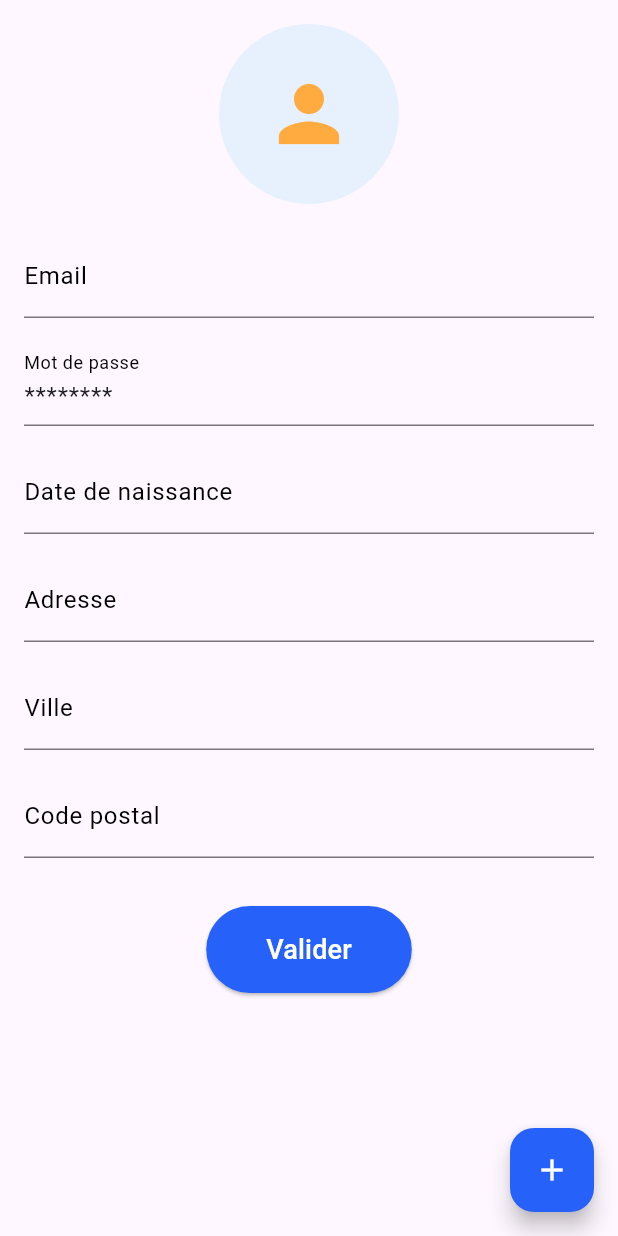
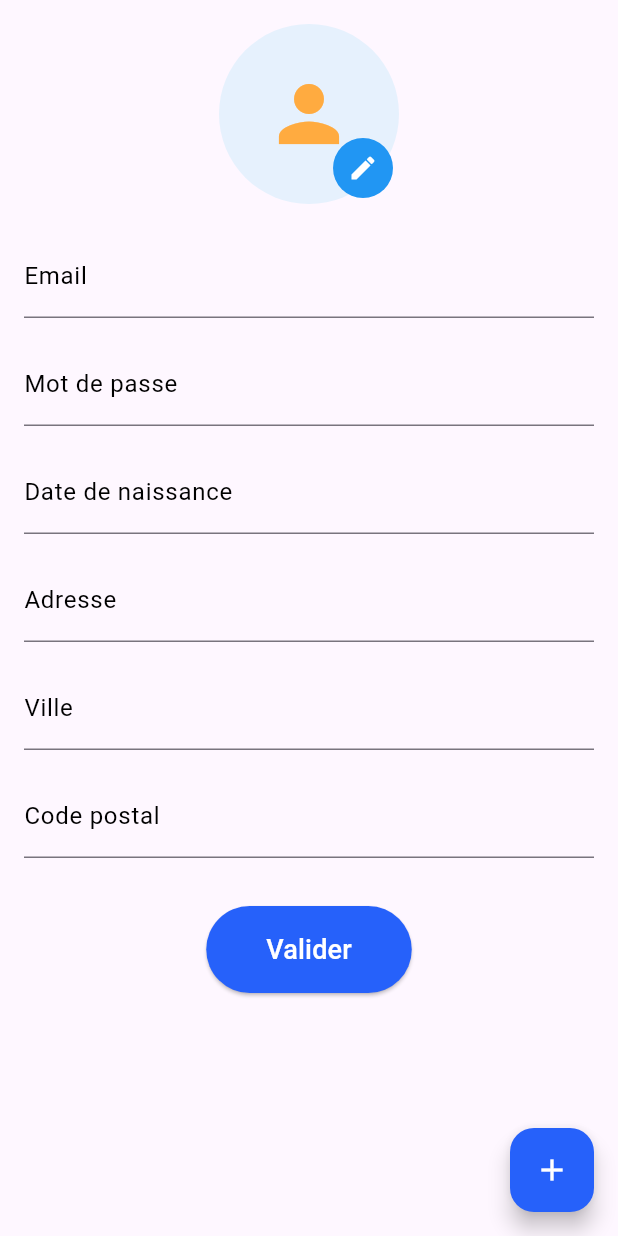
Before and after one commit to JsFn99/VetementApp, a Flutter app: the ProfileScreen screen opened by its route, on a phone screen of 412 x 824 dp. Run offline on Flutter 3.47's test engine with Material 3 defaults, Android fonts, the phone set to English and light mode, and no system bars; our stand-ins replace firebase_auth, firebase_core, firebase_database, google_fonts; missing offline and left inert: tflite_flutter; accounts and stored records are empty.

Commit message:
edit profile

```diff
--- a/lib/Screens/profil/profil.dart
+++ b/lib/Screens/profil/profil.dart
@@ -17,9 +17,11 @@ class _ProfileScreenState extends State<ProfileScreen> {
   final TextEditingController _cityController = TextEditingController();
   final TextEditingController _postalCodeController = TextEditingController();
   final TextEditingController _birthdayController = TextEditingController();
+  final TextEditingController _passwordController = TextEditingController();
 
   User? _user;
   bool _isLoading = true;
+  bool _isEditing = false;
 
   @override
   void initState() {
@@ -58,6 +60,21 @@ class _ProfileScreenState extends State<ProfileScreen> {
     }
   }
 
+  Future<void> _changePassword() async {
+    if (_user != null) {
+      try {
+        await _user!.updatePassword(_passwordController.text);
+        ScaffoldMessenger.of(context).showSnackBar(
+          const SnackBar(content: Text('Mot de passe mis à jour')),
+        );
+      } catch (e) {
+        ScaffoldMessenger.of(context).showSnackBar(
+          SnackBar(content: Text('Erreur: ${e.toString()}')),
+        );
+      }
+    }
+  }
+
   Future<void> _signOut() async {
     await _auth.signOut();
     Navigator.pushReplacementNamed(context, '/login');
@@ -77,6 +94,9 @@ class _ProfileScreenState extends State<ProfileScreen> {
         child: Column(
           crossAxisAlignment: CrossAxisAlignment.center,
           children: [
+            Stack(
+              alignment: Alignment.bottomRight,
+              children: [
                 CircleAvatar(
                   radius: 60,
                   backgroundColor: Color(0xFFE6F1FD),
@@ -85,6 +105,27 @@ class _ProfileScreenState extends State<ProfileScreen> {
                     size: 60,
                     color: Colors.orangeAccent,
                   ),
+                ),
+                Positioned(
+                  right: 0,
+                  bottom: 0,
+                  child: IconButton(
+                    style: IconButton.styleFrom(
+                      backgroundColor: Colors.blue,
+                    ),
+                    icon: Icon(
+                      _isEditing ? Icons.cancel : Icons.edit,
+                      size: 20,
+                      color: Colors.white,
+                    ),
+                    onPressed: () {
+                      setState(() {
+                        _isEditing = !_isEditing;
+                      });
+                    },
+                  ),
+                ),
+              ],
             ),
             const SizedBox(height: 20),
             TextFormField(
@@ -97,14 +138,29 @@ class _ProfileScreenState extends State<ProfileScreen> {
               style: const TextStyle(fontSize: 16),
             ),
             const SizedBox(height: 16),
-            TextFormField(
-              initialValue: '********',
+            Row(
+              children: [
+                Expanded(
+                  child: TextFormField(
+                    controller: _passwordController,
                     decoration: const InputDecoration(
                       labelText: 'Mot de passe',
                       labelStyle: TextStyle(color: Colors.black),
                     ),
-              readOnly: true,
+                    obscureText: true,
+                    readOnly: !_isEditing,
                     style: const TextStyle(fontSize: 16),
+                  ),
+                ),
+                if (_isEditing)
+                  IconButton(
+                    icon: const Icon(
+                      Icons.check,
+                      color: Colors.green,
+                    ),
+                    onPressed: _changePassword,
+                  ),
+              ],
             ),
             const SizedBox(height: 16),
             TextFormField(
@@ -113,6 +169,7 @@ class _ProfileScreenState extends State<ProfileScreen> {
                 labelText: 'Date de naissance',
                 labelStyle: TextStyle(color: Colors.black),
               ),
+              readOnly: !_isEditing,
               style: const TextStyle(fontSize: 16),
             ),
             const SizedBox(height: 16),
@@ -122,6 +179,7 @@ class _ProfileScreenState extends State<ProfileScreen> {
                 labelText: 'Adresse',
                 labelStyle: TextStyle(color: Colors.black),
               ),
+              readOnly: !_isEditing,
               style: const TextStyle(fontSize: 16),
             ),
             const SizedBox(height: 16),
@@ -131,6 +189,7 @@ class _ProfileScreenState extends State<ProfileScreen> {
                 labelText: 'Ville',
                 labelStyle: TextStyle(color: Colors.black),
               ),
+              readOnly: !_isEditing,
               style: const TextStyle(fontSize: 16),
             ),
             const SizedBox(height: 16),
@@ -140,6 +199,7 @@ class _ProfileScreenState extends State<ProfileScreen> {
                 labelText: 'Code postal',
                 labelStyle: TextStyle(color: Colors.black),
               ),
+              readOnly: !_isEditing,
               keyboardType: TextInputType.number,
               style: const TextStyle(fontSize: 16),
             ),
@@ -168,5 +228,4 @@ class _ProfileScreenState extends State<ProfileScreen> {
         child: const Icon(Icons.add, color: Colors.white),
       ),
     );
-  }
-}
+  }}
```
Lines whose indentation alone changed are shown as unchanged.
